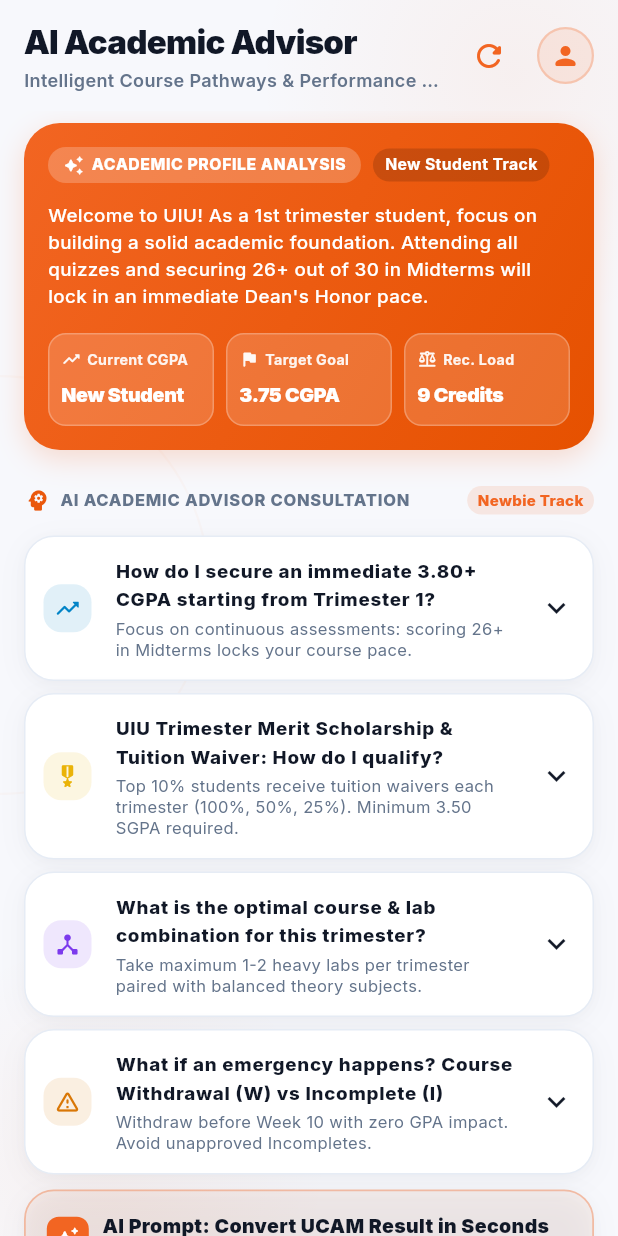
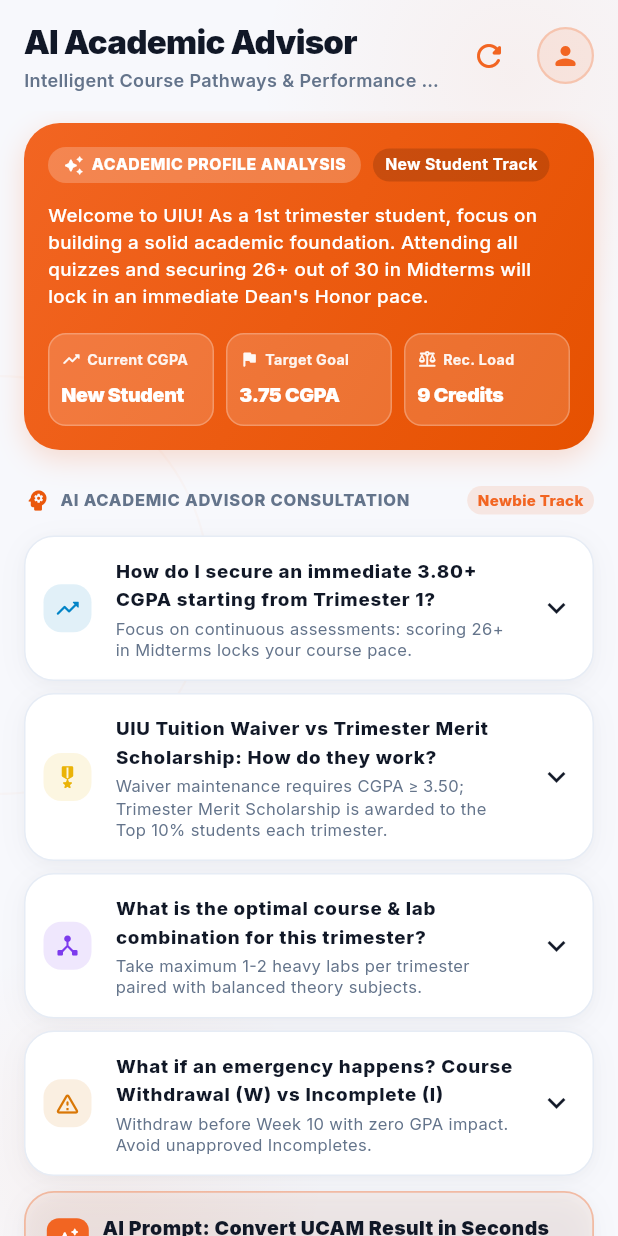
Before and after one commit to souravsahapartho/uiu-cgpa-calculator-ai, a Flutter app: the AIAdvisorScreen screen opened directly, on a phone screen of 412 x 824 dp. Run offline on Flutter 3.47's test engine with Material 3 defaults, Android fonts, the phone set to English and light mode, and no system bars; our stand-ins replace file_picker, google_fonts, open_filex, pdf, printing, shared_preferences; accounts and stored records are empty; network calls fail.

Commit message:
feat: sync ongoing credits, enforce UIU credit caps with ~175% recommendation pool, keyboard visibility fix, and scholarship clarity (v1.0.31)

```diff
--- a/lib/core/providers/user_profile_provider.dart
+++ b/lib/core/providers/user_profile_provider.dart
@@ -541,8 +541,8 @@
       final updatedCourses = List<Course>.from(_semesters[sIdx].courses);
       updatedCourses.removeWhere(
         (c) =>
-            c.code.trim().toUpperCase() == course.code.trim().toUpperCase() &&
-            c.title.trim().toLowerCase() == course.title.trim().toLowerCase(),
+            (course.code.trim().isNotEmpty && c.code.trim().toUpperCase() == course.code.trim().toUpperCase()) ||
+            (c.title.trim().toLowerCase() == course.title.trim().toLowerCase()),
       );
       if (updatedCourses.isEmpty) {
         _semesters.removeAt(sIdx);
--- a/lib/core/services/academic_advisor_engine.dart
+++ b/lib/core/services/academic_advisor_engine.dart
@@ -668,21 +668,27 @@
     // Sort eligible core courses: prioritize earliest trimesters
     eligibleCourses.sort((a, b) => a.trimester.compareTo(b.trimester));
 
-    // 7. Select balanced set of courses adhering to UIU Credit Capacity policy
+    // 7. Select balanced set of courses adhering to UIU Credit Capacity policy:
+    // UIU Official Credit Limits:
+    // - 3.00 to 4.00: 16.0 Credits max
+    // - 2.50 to 2.99: 12.0 Credits max
+    // - 2.00 to 2.49: 10.0 Credits max
+    // - Below 2.00 (Academic Probation): 6.0 to 9.0 Credits (advisor approval)
     // For brand new students: strictly 9.0 Credits (UIU Standard Trimester 1 load)
-    // Otherwise: (3.00-4.00: 16 Cr, 2.50-3.00: 14 Cr, 2.00-2.49: 12 Cr, <2.00: 10 Cr)
     final double maxCreditCap = isBrandNewStudent
         ? 9.0
         : (realCGPA >= 3.00
             ? 16.0
-            : (realCGPA >= 2.50 ? 14.0 : (realCGPA >= 2.00 ? 12.0 : 10.0)));
+            : (realCGPA >= 2.50 ? 12.0 : (realCGPA >= 2.00 ? 10.0 : 9.0)));
 
-    // Target Load based on CGPA & Standing:
-    // UIU Policy: Students with CGPA >= 3.50 (Honors & Merit Scholarship Track) take regular full load (12.0 - 14.0 Cr).
-    // Regular students take 11.0 - 12.5 Cr. Brand new 1st trimester students take standard 9.0 Cr.
-    final double targetRecommendedLoad = isBrandNewStudent
+    // Recommendation Pool Target:
+    // We suggest an expanded pool of ~175% of the student's credit capacity
+    // (e.g. for a 16 Cr student, we generate ~22-26 Credits of valid courses across Core, GED, FYDP and Electives)
+    // so the student can select their preferred courses for registration!
+    // For brand new 1st trimester students: strictly 9.0 Credits.
+    final double targetPoolCredits = isBrandNewStudent
         ? 9.0
-        : (realCGPA >= 3.50 ? 13.0 : (realCGPA >= 2.50 ? 12.0 : 10.0));
+        : (maxCreditCap * 1.75).clamp(12.0, 26.0);
 
     final recommended = <CourseRecommendation>[...retakeRecommendations];
     double currentAccumulatedCredits = recommended.fold(0.0, (sum, r) => sum + r.course.credit);
@@ -814,9 +820,9 @@
       if (recommended.any((r) => _isCourseMatch(r.course.code, r.course.title, c.code, c.title))) continue;
       if (c.isGedOptional && (completedGedOptionalCount + recommendedGedCount >= 3)) continue;
       if (c.isElective && (completedElectiveCount + recommendedElectiveCount >= 5)) continue;
-      if (currentAccumulatedCredits + c.credit > maxCreditCap) continue;
-      if (currentAccumulatedCredits >= targetRecommendedLoad) break;
-      if (c.isLab && labCredits >= 2.0) continue;
+      if (currentAccumulatedCredits + c.credit > targetPoolCredits) continue;
+      if (currentAccumulatedCredits >= targetPoolCredits) break;
+      if (c.isLab && labCredits >= 3.0) continue;
 
       final hasExam = c.examDay != 'N/A' && c.examDay != '----' && !c.isLab && !c.isProject;
 
@@ -865,17 +871,17 @@
       }
     }
 
-    // PASS 2: EMERGENCY FALLBACK (Absolute Worst-Case Only: if student load < targetRecommendedLoad)
-    if (currentAccumulatedCredits < targetRecommendedLoad) {
+    // PASS 2: EMERGENCY FALLBACK (if course pool < targetPoolCredits, relaxed day check but strict slot check)
+    if (currentAccumulatedCredits < targetPoolCredits) {
       for (final c in eligibleCourses) {
         if (ongoingCourses.any((o) => _isCourseMatch(o.code, o.title, c.code, c.title))) continue;
         if (bestAttemptsMap.values.any((comp) => (comp.gradePoint ?? 0.0) >= 2.50 && _isCourseMatch(comp.code, comp.title, c.code, c.title))) continue;
         if (recommended.any((r) => _isCourseMatch(r.course.code, r.course.title, c.code, c.title))) continue;
         if (c.isGedOptional && (completedGedOptionalCount + recommendedGedCount >= 3)) continue;
         if (c.isElective && (completedElectiveCount + recommendedElectiveCount >= 5)) continue;
-        if (currentAccumulatedCredits + c.credit > maxCreditCap) continue;
-        if (currentAccumulatedCredits >= targetRecommendedLoad) break;
-        if (c.isLab && labCredits >= 2.0) continue;
+        if (currentAccumulatedCredits + c.credit > targetPoolCredits) continue;
+        if (currentAccumulatedCredits >= targetPoolCredits) break;
+        if (c.isLab && labCredits >= 3.0) continue;
 
         final hasExam = c.examDay != 'N/A' && c.examDay != '----' && !c.isLab && !c.isProject;
         final slotKey = hasExam && c.examSlot != 'N/A' && c.examSlot != '----' ? '${c.examDay}_${c.examSlot}' : null;
@@ -1084,10 +1090,11 @@
 
     final bool isMeritScholarshipEligible = realCGPA >= 3.50;
     final String? meritScholarshipNotice = isMeritScholarshipEligible
-        ? '🏆 UIU Trimester Merit Scholarship Track (Top 10% Waiver Pace):\n'
-          '• Top 2%: 100% Tuition Waiver | Next 4%: 50% Waiver | Next 4%: 25% Waiver\n'
-          '• Official Policy: Minimum 3.50 GPA and regular credit completion required.\n'
-          '• ⚠️ Important Exclusion Rule: Retake, Repeat, Project (FYDP), Internship, and Thesis courses are EXCLUDED from the merit scholarship calculation. Maintain at least 9–12 credits of regular fresh courses to protect your waiver eligibility!'
+        ? '🏆 UIU Tuition Waiver & Trimester Merit Scholarship Guidance:\n'
+          '• General Tuition Waiver Maintenance: Requires maintaining cumulative CGPA ≥ 3.50.\n'
+          '• Trimester Merit Scholarship (Top 10% Students): Performance-based award given every trimester:\n'
+          '  - Top 2%: 100% Tuition Waiver | Next 4%: 50% Waiver | Next 4%: 25% Waiver.\n'
+          '• ⚠️ Important Exclusion Rule: Retake, Repeat, Project (FYDP), Internship, and Thesis courses are EXCLUDED from the merit scholarship calculation. Maintain at least 9–12 credits of regular fresh courses to protect your scholarship eligibility!'
         : null;
 
     // Strictly filter out any course that matches an ongoing course
--- a/lib/screens/ai_advisor_screen.dart
+++ b/lib/screens/ai_advisor_screen.dart
@@ -1693,16 +1693,19 @@
       items.add(_buildAdvisorExpandableCard(
         icon: Icons.military_tech_rounded,
         accentColor: const Color(0xFFEAB308),
-        question: 'UIU Trimester Merit Scholarship & Tuition Waiver: How do I qualify?',
-        summary: 'Top 10% students receive tuition waivers each trimester (100%, 50%, 25%). Minimum 3.50 SGPA required.',
+        question: 'UIU Tuition Waiver vs Trimester Merit Scholarship: How do they work?',
+        summary: 'Waiver maintenance requires CGPA ≥ 3.50; Trimester Merit Scholarship is awarded to the Top 10% students each trimester.',
         detailedAnswer:
-            'Official UIU Trimester Merit Scholarship Policy:\n\n'
-            '• **Waiver Tiers (Top 10% in Program)**:\n'
+            'UIU Tuition Waiver & Scholarship Policies:\n\n'
+            '• **Tuition Waiver Maintenance**:\n'
+            '  - If you hold an admission/freedom fighter/sibling/special tuition waiver, you must maintain a cumulative **CGPA ≥ 3.50** to retain it each trimester.\n\n'
+            '• **Trimester Merit Scholarship (Top 10% Students)**:\n'
+            '  - Awarded dynamically each trimester to the highest-performing students in the department:\n'
             '  - **Top 2%**: 100% Tuition Waiver\n'
             '  - **Next 4%**: 50% Tuition Waiver\n'
             '  - **Next 4%**: 25% Tuition Waiver\n'
-            '• **Key Requirements**: Minimum **3.50 SGPA** and regular credit completion (12+ credits in undergraduate).\n'
-            '• **⚠️ Exclusion Rule**: Retake, Repeat, Project (FYDP), Internship, and Thesis courses are EXCLUDED from the merit calculation. Maintain at least 9–12 credits of regular fresh courses to preserve waiver eligibility!\n'
+            '  - **Eligibility**: Minimum **3.50 SGPA** and regular credit completion (12+ fresh credits in undergraduate).\n\n'
+            '• **⚠️ Exclusion Rule**: Retake, Repeat, Project (FYDP), Internship, and Thesis courses are EXCLUDED from the merit calculation. Maintain at least 9–12 credits of regular fresh courses to preserve your merit scholarship eligibility!\n\n'
             '• **Convocation Honors**:\n'
             '  - **Summa Cum Laude**: CGPA 3.90 – 4.00\n'
             '  - **Magna Cum Laude**: CGPA 3.80 – 3.89\n'
--- a/lib/screens/transcript_import_screen.dart
+++ b/lib/screens/transcript_import_screen.dart
@@ -136,7 +136,9 @@
                 subtitle: semesters.isEmpty
                     ? 'No recorded trimesters yet'
                     : () {
-                        final ongoingCredits = semesters.fold(0.0, (sum, s) => sum + s.courses.where((c) => c.isOngoing).fold(0.0, (ss, c) => ss + c.credit));
+                        final ongoingCredits = semesters
+                            .where((s) => s.isOngoing)
+                            .fold(0.0, (sum, s) => sum + s.totalEnrolledCredits);
                         return ongoingCredits > 0
                             ? '${semesters.length} Terms • ${totalCompletedCredits.toStringAsFixed(1)} Cr (+${ongoingCredits.toStringAsFixed(1)} Enrolled)'
                             : '${semesters.length} Terms • ${totalCompletedCredits.toStringAsFixed(1)} Credits Completed';
--- a/lib/screens/trimester_gpa_screen.dart
+++ b/lib/screens/trimester_gpa_screen.dart
@@ -478,7 +478,8 @@
           ),
         ),
 
-        // Calculate result card
+        // Calculate result card (dynamically hidden when keyboard is open so typing isn't obscured)
+        if (MediaQuery.of(context).viewInsets.bottom <= 60)
           Container(
             margin: const EdgeInsets.fromLTRB(16, 0, 16, 2),
             padding: const EdgeInsets.symmetric(horizontal: 20, vertical: 16),
@@ -576,6 +577,7 @@
                   flex: 2,
                   child: TextFormField(
                     initialValue: course.name,
+                    scrollPadding: const EdgeInsets.only(bottom: 120),
                     style: TextStyle(
                       fontSize: 12.5,
                       fontWeight: FontWeight.w700,
--- a/pubspec.yaml
+++ b/pubspec.yaml
@@ -1,7 +1,7 @@
 name: uiu_cgpa_calculator_ai
 description: "UIU CGPA Calculator AI - AI-Supported Academic & CGPA Companion for United International University (UIU) Students"
 publish_to: "none"
-version: 1.0.30+31
+version: 1.0.31+32
 
 environment:
   sdk: ">=3.0.0 <4.0.0"
```
Also changed, not shown: lib/widgets/workload_indicator.dart (+9 -9 lines). Lines whose indentation alone changed are shown as unchanged.
